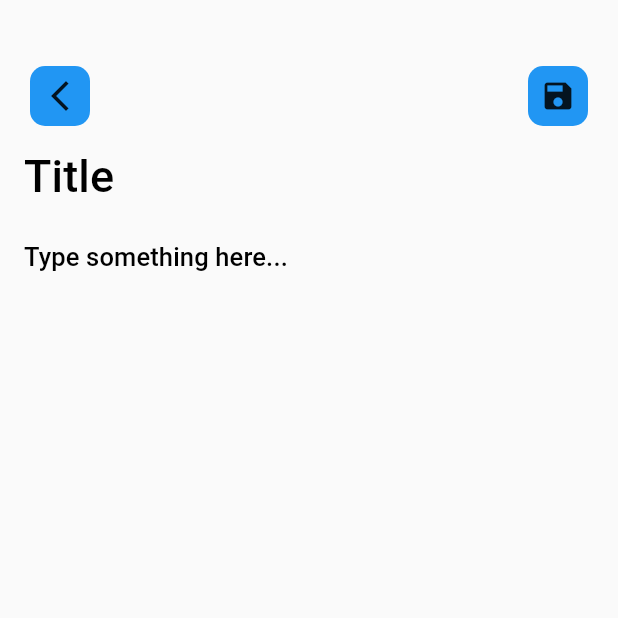
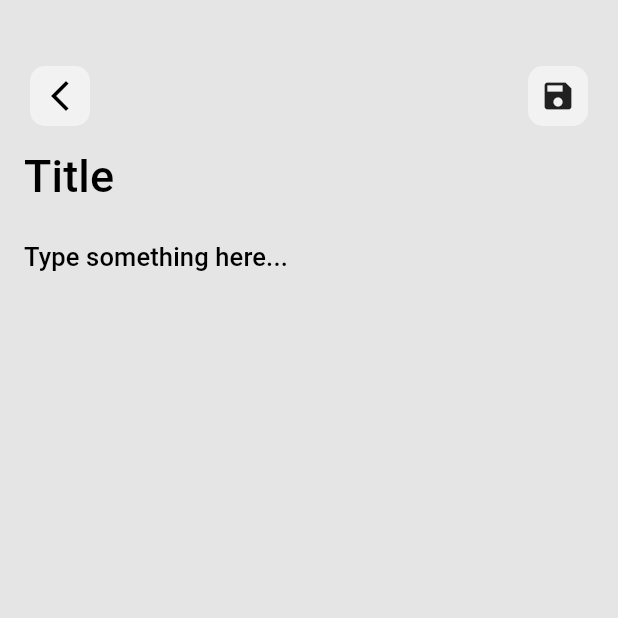
Before and after one commit to nashvak/notes_app, a Flutter app: the screen it shows after launch, after a tap on the "add" icon, on a phone screen of 412 x 824 dp, the top half of it. Run offline on Flutter 3.47's test engine with Material 2 defaults, Android fonts, the phone set to English and light mode, and no system bars; our stand-ins replace flutter_slidable, go_router, hive, hive_flutter, shared_preferences; accounts and stored records are empty.

Commit message:
theme added

```diff
--- /dev/null
+++ b/lib/features/Themes/theme_provider.dart
@@ -0,0 +1,29 @@
+import 'package:flutter/material.dart';
+import 'package:shared_preferences/shared_preferences.dart';
+
+class ThemeProvider extends ChangeNotifier {
+  bool _isDarkTheme = false;
+
+  bool get isDarkTheme => _isDarkTheme;
+
+  ThemeProvider() {
+    _loadThemePreference();
+  }
+
+  toggleTheme() {
+    _isDarkTheme = !_isDarkTheme;
+    _saveThemePreference();
+    notifyListeners();
+  }
+
+  _loadThemePreference() async {
+    SharedPreferences prefs = await SharedPreferences.getInstance();
+    _isDarkTheme = prefs.getBool('isDarkTheme') ?? false;
+    notifyListeners();
+  }
+
+  _saveThemePreference() async {
+    SharedPreferences prefs = await SharedPreferences.getInstance();
+    prefs.setBool('isDarkTheme', _isDarkTheme);
+  }
+}
--- a/lib/features/Todo_list/screens/addscreen.dart
+++ b/lib/features/Todo_list/screens/addscreen.dart
@@ -31,6 +31,7 @@ class _AddScreenState extends State<AddScreen> {
   Widget build(BuildContext context) {
     int? myindex = widget.index;
     final todoProvider = Provider.of<TodoProvider>(context, listen: false);
+    TextStyle? style = Theme.of(context).textTheme.titleLarge;
 
     //
     void saveButton(BuildContext context) {
@@ -93,8 +94,6 @@ class _AddScreenState extends State<AddScreen> {
     }
 
     return Scaffold(
-      //backgroundColor: Colors.grey.shade900,
-
       body: Padding(
         padding: const EdgeInsets.fromLTRB(16, 40, 16, 0),
         child: Column(
@@ -116,7 +115,7 @@ class _AddScreenState extends State<AddScreen> {
                     ),
                     child: Icon(
                       Icons.arrow_back_ios_new,
-                      //  color: style!.color,
+                      color: style!.color,
                     ),
                   ),
                 ),
@@ -145,7 +144,7 @@ class _AddScreenState extends State<AddScreen> {
               children: [
                 TextFormField(
                   controller: titleController,
-                  //cursorColor: style!.color,
+                  cursorColor: style.color,
                   style: Theme.of(context)
                       .textTheme
                       .titleMedium!
@@ -161,7 +160,7 @@ class _AddScreenState extends State<AddScreen> {
                 ),
                 TextFormField(
                   controller: contentController,
-                  //cursorColor: style.color,
+                  cursorColor: style.color,
                   style: Theme.of(context).textTheme.titleMedium,
                   maxLines: null,
                   decoration: InputDecoration(
--- a/lib/features/Todo_list/screens/appbar.dart
+++ b/lib/features/Todo_list/screens/appbar.dart
@@ -1,10 +1,14 @@
 import 'package:flutter/material.dart';
+import 'package:provider/provider.dart';
+
+import '../../Themes/theme_provider.dart';
 
 class FirstAppbar extends StatelessWidget {
   const FirstAppbar({super.key});
 
   @override
   Widget build(BuildContext context) {
+    var themeProvider = Provider.of<ThemeProvider>(context, listen: false);
     return Row(
       mainAxisAlignment: MainAxisAlignment.spaceBetween,
       children: [
@@ -13,18 +17,59 @@ class FirstAppbar extends StatelessWidget {
           style: Theme.of(context).textTheme.titleLarge,
           // style: TextStyle(fontSize: 25, color: Colors.white),
         ),
-        /*Switch.adaptive(
+        Switch.adaptive(
+          value: themeProvider.isDarkTheme,
+          activeColor: Color(0xFFCCE5FF),
+          onChanged: (val) {
+            themeProvider.toggleTheme();
+          },
+        ),
+      ],
+    );
+  }
+}
+
+
+
+
+
+
+
+
+
+
+
+
+
+
+
+
+
+
+
+
+
+
+
+
+
+
+
+
+
+
+
+
+
+
+
+
+
+
+ /*Switch.adaptive(
           value: todoProvider.isDarkMode,
           onChanged: (value) {
             final provider = Provider.of<TodoProvider>(context, listen: false);
             provider.toggleTheme(value);
           },
         ),*/
-        Icon(
-          Icons.dark_mode,
-          color: Colors.black,
-        )
-      ],
-    );
-  }
-}
--- a/lib/features/Todo_list/screens/home_screen.dart
+++ b/lib/features/Todo_list/screens/home_screen.dart
@@ -29,18 +29,21 @@ class _HomeScreenState extends State<HomeScreen> {
   Widget build(BuildContext context) {
     print('build');
     final todoProvider = Provider.of<TodoProvider>(context, listen: false);
+    TextStyle? style = Theme.of(context).textTheme.titleSmall;
+    TextStyle? cursor = Theme.of(context).textTheme.titleMedium;
+    TextStyle? icons = Theme.of(context).textTheme.titleLarge;
 
     return Scaffold(
       body: Padding(
         padding: const EdgeInsets.fromLTRB(16, 50, 16, 0),
         child: Column(
           children: [
-            FirstAppbar(),
+            const FirstAppbar(),
             height20,
             TextField(
-              /*controller: search,
-      //cursorColor: cursor!.color,
-      onChanged: (val) {
+              //controller: search,
+              cursorColor: cursor!.color,
+              /*onChanged: (val) {
         provider.onSearchTextChanged(val);
       },*/
               style: Theme.of(context)
@@ -53,7 +56,7 @@ class _HomeScreenState extends State<HomeScreen> {
                 hintStyle: Theme.of(context).textTheme.titleSmall,
                 prefixIcon: Icon(
                   Icons.search,
-                  //color: style!.color,
+                  color: style!.color,
                 ),
                 fillColor: Theme.of(context).colorScheme.primary,
                 filled: true,
@@ -76,7 +79,7 @@ class _HomeScreenState extends State<HomeScreen> {
                   return Center(
                     child: Text(
                       "No todo",
-                      // style: Theme.of(context).textTheme.titleMedium,
+                      style: Theme.of(context).textTheme.titleMedium,
                     ),
                   );
                 } else {
@@ -162,43 +165,24 @@ class _HomeScreenState extends State<HomeScreen> {
                               );
                             },
                             title: RichText(
-                              maxLines: 2,
+                              maxLines: 3,
                               overflow: TextOverflow.ellipsis,
                               text: TextSpan(
                                   text: '${tasks[index].title}\n',
-                                  //style: Theme.of(context).textTheme.bodyMedium,
+                                  style: Theme.of(context).textTheme.bodyMedium,
                                   children: [
                                     TextSpan(
                                       text: tasks[index].description,
-                                      /* style: Theme.of(context)
+                                      style: Theme.of(context)
                                           .textTheme
                                           .bodyMedium!
                                           .copyWith(
                                             fontWeight: FontWeight.normal,
                                             fontSize: 14,
-                                          ),*/
+                                          ),
                                     )
                                   ]),
                             ),
-                            trailing: IconButton(
-                                icon: const Icon(
-                                  Icons.delete,
-                                ),
-                                onPressed: () {
-                                  todoProvider.removeTodo(myIndex);
-                                  final snackBar = SnackBar(
-                                    backgroundColor: Colors.red,
-                                    content: const Text('Todo deleted'),
-                                    action: SnackBarAction(
-                                      label: 'Undo',
-                                      textColor: Colors.white,
-                                      onPressed: () {},
-                                    ),
-                                  );
-
-                                  ScaffoldMessenger.of(context)
-                                      .showSnackBar(snackBar);
-                                }),
                             leading: Theme(
                               data: Theme.of(context).copyWith(
                                 unselectedWidgetColor: Colors.black,
@@ -238,7 +222,7 @@ class _HomeScreenState extends State<HomeScreen> {
           child: Icon(
             Icons.add,
             size: 30,
-            //color: style!.color,
+            color: icons!.color,
           ),
         ),
       ),
--- a/lib/main.dart
+++ b/lib/main.dart
@@ -3,12 +3,14 @@ import 'dart:io';
 import 'package:flutter/material.dart';
 
 import 'package:hive_flutter/adapters.dart';
+import 'package:notes_app/features/Themes/theme_provider.dart';
 import 'package:notes_app/features/Todo_list/provider/todo_provider.dart';
 import 'package:notes_app/features/Todo_list/screens/home_screen.dart';
 import 'package:notes_app/router/router.dart';
 import 'package:path_provider/path_provider.dart';
 import 'package:provider/provider.dart';
 
+import 'features/Themes/theme.dart';
 import 'features/Todo_list/models/todo_models.dart';
 
 void main() async {
@@ -30,9 +32,17 @@ class MyApp extends StatelessWidget {
     return MultiProvider(
       providers: [
         ChangeNotifierProvider(create: (context) => TodoProvider()),
+        ChangeNotifierProvider(create: (context) => ThemeProvider()),
       ],
-      child: MaterialApp.router(
-          title: 'Flutter Demo', routerConfig: MyAppConfig().router),
+      child: Consumer<ThemeProvider>(
+        builder: (context, themeProvider, child) {
+          return MaterialApp.router(
+            theme: themeProvider.isDarkTheme ? darkTheme : lightTheme,
+            title: 'Flutter Demo',
+            routerConfig: MyAppConfig().router,
+          );
+        },
+      ),
     );
   }
 }
```
Also changed, not shown: lib/features/Todo_list/screens/searchbar.dart (added, +45 -0 lines), lib/features/Themes/theme.dart (renamed from lib/features/Themes/themes_provider.dart).
